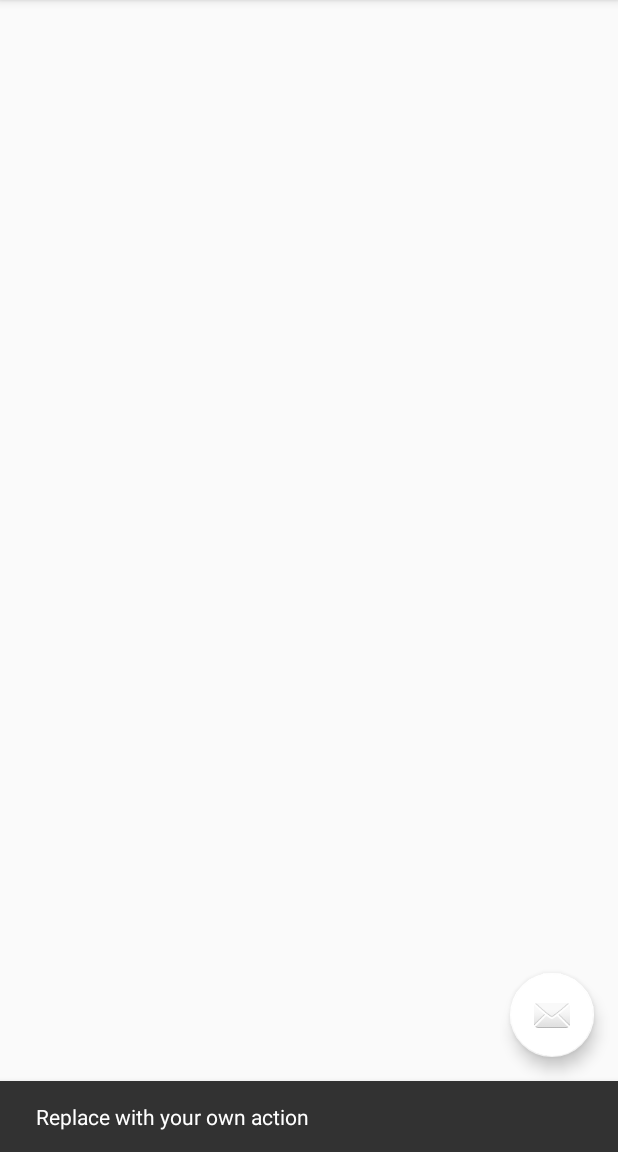
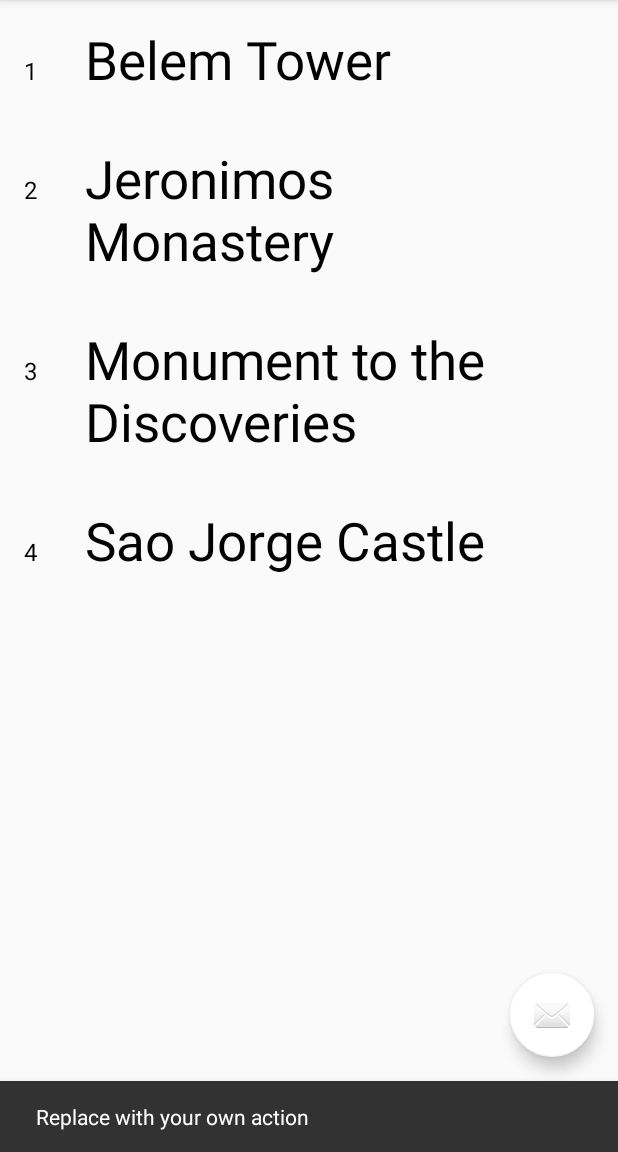
Before and after one commit to PrimeAC/HopOnCMU, an Android app: the MainActivity screen opened directly, with no data from a screen before it, after a tap on an icon or button, on a phone screen of 412 x 824 dp, the part 84-1236 px from its top. Run offline under Robolectric (Android 15) with nearby library versions, the light colour scheme and no system bars.

Commit message:
Implement monuments list activity. closes #17

```diff
--- a/app/src/main/java/pt/ulisboa/tecnico/cmov/cmu_project/activity/MainActivity.java
+++ b/app/src/main/java/pt/ulisboa/tecnico/cmov/cmu_project/activity/MainActivity.java
@@ -3,6 +3,7 @@ package pt.ulisboa.tecnico.cmov.cmu_project.activity;
 import android.os.Bundle;
 import android.support.design.widget.FloatingActionButton;
 import android.support.design.widget.Snackbar;
+import android.util.Log;
 import android.view.View;
 import android.support.design.widget.NavigationView;
 import android.support.v4.view.GravityCompat;
@@ -106,6 +107,11 @@ public class MainActivity extends AppCompatActivity
 
     @Override
     public void onListFragmentInteraction(MonumentsListContent.MonumentItem item) {
-
+        switch (item.id) {
+            case "1": //TODO Start Quiz activity for Belem Tower;
+            case "2": //TODO Start Quiz activity for Jeronimos Monastery;
+            case "3": //TODO Start Quiz activity for Monument to the Discoveries;
+            case "4": //TODO Start Quiz activity for Sao Jorge Castle;
+        }
     }
 }
--- /dev/null
+++ b/app/src/main/java/pt/ulisboa/tecnico/cmov/cmu_project/fragment/MonumentsFragment.java
@@ -0,0 +1,101 @@
+package pt.ulisboa.tecnico.cmov.cmu_project.fragment;
+
+import android.content.Context;
+import android.os.Bundle;
+import android.support.v4.app.Fragment;
+import android.support.v7.widget.GridLayoutManager;
+import android.support.v7.widget.LinearLayoutManager;
+import android.support.v7.widget.RecyclerView;
+import android.view.LayoutInflater;
+import android.view.View;
+import android.view.ViewGroup;
+
+import pt.ulisboa.tecnico.cmov.cmu_project.R;
+import pt.ulisboa.tecnico.cmov.cmu_project.fragment.dummy.MonumentsListContent;
+import pt.ulisboa.tecnico.cmov.cmu_project.fragment.dummy.MonumentsListContent.MonumentItem;
+
+/**
+ * A fragment representing a list of Items.
+ * <p/>
+ * Activities containing this fragment MUST implement the {@link OnListFragmentInteractionListener}
+ * interface.
+ */
+public class MonumentsFragment extends Fragment {
+
+    private static final String ARG_COLUMN_COUNT = "column-count";
+    private int mColumnCount = 1;
+    private OnListFragmentInteractionListener mListener;
+
+    /**
+     * Mandatory empty constructor for the fragment manager to instantiate the
+     * fragment (e.g. upon screen orientation changes).
+     */
+    public MonumentsFragment() {
+    }
+
+    // TODO: Customize parameter initialization
+    @SuppressWarnings("unused")
+    public static MonumentsFragment newInstance(int columnCount) {
+        MonumentsFragment fragment = new MonumentsFragment();
+        Bundle args = new Bundle();
+        args.putInt(ARG_COLUMN_COUNT, columnCount);
+        fragment.setArguments(args);
+        return fragment;
+    }
+
+    @Override
+    public void onCreate(Bundle savedInstanceState) {
+        super.onCreate(savedInstanceState);
+
+        if (getArguments() != null) {
+            mColumnCount = getArguments().getInt(ARG_COLUMN_COUNT);
+        }
+    }
+
+    @Override
+    public View onCreateView(LayoutInflater inflater, ViewGroup container,
+                             Bundle savedInstanceState) {
+        View view = inflater.inflate(R.layout.fragment_monuments_list, container, false);
+
+        // Set the adapter
+        if (view instanceof RecyclerView) {
+            Context context = view.getContext();
+            RecyclerView recyclerView = (RecyclerView) view;
+            if (mColumnCount <= 1) {
+                recyclerView.setLayoutManager(new LinearLayoutManager(context));
+            } else {
+                recyclerView.setLayoutManager(new GridLayoutManager(context, mColumnCount));
+            }
+            recyclerView.setAdapter(new MyMonumentsRecyclerViewAdapter(MonumentsListContent.ITEMS, mListener));
+        }
+        return view;
+    }
+
+
+    @Override
+    public void onAttach(Context context) {
+        super.onAttach(context);
+        if (context instanceof OnListFragmentInteractionListener) {
+            mListener = (OnListFragmentInteractionListener) context;
+        } else {
+            throw new RuntimeException(context.toString()
+                    + " must implement OnListFragmentInteractionListener");
+        }
+    }
+
+    @Override
+    public void onDetach() {
+        super.onDetach();
+        mListener = null;
+    }
+
+    /**
+     * This interface must be implemented by activities that contain this
+     * fragment to allow an interaction in this fragment to be communicated
+     * to the activity and potentially other fragments contained in that
+     * activity.
+     */
+    public interface OnListFragmentInteractionListener {
+        void onListFragmentInteraction(MonumentItem item);
+    }
+}
--- /dev/null
+++ b/app/src/main/java/pt/ulisboa/tecnico/cmov/cmu_project/fragment/MyMonumentsRecyclerViewAdapter.java
@@ -0,0 +1,78 @@
+package pt.ulisboa.tecnico.cmov.cmu_project.fragment;
+
+import android.support.v7.widget.RecyclerView;
+import android.view.LayoutInflater;
+import android.view.View;
+import android.view.ViewGroup;
+import android.widget.TextView;
+
+import java.util.List;
+
+import pt.ulisboa.tecnico.cmov.cmu_project.R;
+import pt.ulisboa.tecnico.cmov.cmu_project.fragment.MonumentsFragment.OnListFragmentInteractionListener;
+import pt.ulisboa.tecnico.cmov.cmu_project.fragment.dummy.MonumentsListContent.MonumentItem;
+
+/**
+ * {@link RecyclerView.Adapter} that can display a {@link MonumentItem} and makes a call to the
+ * specified {@link OnListFragmentInteractionListener}.
+ * TODO: Replace the implementation with code for your data type.
+ */
+public class MyMonumentsRecyclerViewAdapter extends RecyclerView.Adapter<MyMonumentsRecyclerViewAdapter.ViewHolder> {
+
+    private final List<MonumentItem> mValues;
+    private final OnListFragmentInteractionListener mListener;
+
+    public MyMonumentsRecyclerViewAdapter(List<MonumentItem> items, OnListFragmentInteractionListener listener) {
+        mValues = items;
+        mListener = listener;
+    }
+
+    @Override
+    public ViewHolder onCreateViewHolder(ViewGroup parent, int viewType) {
+        View view = LayoutInflater.from(parent.getContext())
+                .inflate(R.layout.fragment_monuments, parent, false);
+        return new ViewHolder(view);
+    }
+
+    @Override
+    public void onBindViewHolder(final ViewHolder holder, int position) {
+        holder.mItem = mValues.get(position);
+        holder.mIdView.setText(mValues.get(position).id);
+        holder.mContentView.setText(mValues.get(position).content);
+
+        holder.mView.setOnClickListener(new View.OnClickListener() {
+            @Override
+            public void onClick(View v) {
+                if (null != mListener) {
+                    // Notify the active callbacks interface (the activity, if the
+                    // fragment is attached to one) that an item has been selected.
+                    mListener.onListFragmentInteraction(holder.mItem);
+                }
+            }
+        });
+    }
+
+    @Override
+    public int getItemCount() {
+        return mValues.size();
+    }
+
+    public class ViewHolder extends RecyclerView.ViewHolder {
+        public final View mView;
+        public final TextView mIdView;
+        public final TextView mContentView;
+        public MonumentItem mItem;
+
+        public ViewHolder(View view) {
+            super(view);
+            mView = view;
+            mIdView = (TextView) view.findViewById(R.id.id);
+            mContentView = (TextView) view.findViewById(R.id.content);
+        }
+
+        @Override
+        public String toString() {
+            return super.toString() + " '" + mContentView.getText() + "'";
+        }
+    }
+}
--- /dev/null
+++ b/app/src/main/java/pt/ulisboa/tecnico/cmov/cmu_project/fragment/dummy/MonumentsListContent.java
@@ -0,0 +1,59 @@
+package pt.ulisboa.tecnico.cmov.cmu_project.fragment.dummy;
+
+import java.util.ArrayList;
+import java.util.HashMap;
+import java.util.List;
+import java.util.Map;
+
+/**
+ * Class with the content of the Monument list on MainActivity
+ */
+public class MonumentsListContent {
+    /**
+     * An array of monuments items.
+     */
+    public static final List<MonumentItem> ITEMS = new ArrayList<>();
+
+    /**
+     * A map of monuments items, by ID.
+     */
+    public static final Map<String, MonumentItem> ITEM_MAP = new HashMap<>();
+
+    private static final int COUNT = 4;
+    private static final String[] monuments = {"Belem Tower", "Jeronimos Monastery",
+            "Monument to the Discoveries", "Sao Jorge Castle"};
+
+    static {
+        // Add some sample items.
+        for (int i = 1; i <= COUNT; i++) {
+            addItem(createDummyItem(i,monuments[i-1]));
+        }
+    }
+
+    private static void addItem(MonumentItem item) {
+        ITEMS.add(item);
+        ITEM_MAP.put(item.id, item);
+    }
+
+    private static MonumentItem createDummyItem(int position, String content) {
+        return new MonumentItem(String.valueOf(position), content);
+    }
+
+    /**
+     * A monument item representing a monument
+     */
+    public static class MonumentItem {
+        public final String id;
+        public final String content;
+
+        public MonumentItem(String id, String content) {
+            this.id = id;
+            this.content = content;
+        }
+
+        @Override
+        public String toString() {
+            return content;
+        }
+    }
+}
--- a/app/src/main/res/layout/content_main.xml
+++ b/app/src/main/res/layout/content_main.xml
@@ -8,4 +8,10 @@
     tools:context="pt.ulisboa.tecnico.cmov.cmu_project.activity.MainActivity"
     tools:showIn="@layout/app_bar_main">
 
+    <fragment
+        android:id="@+id/monuments_fragment"
+        android:name="pt.ulisboa.tecnico.cmov.cmu_project.fragment.MonumentsFragment"
+        android:layout_width="match_parent"
+        android:layout_height="match_parent"/>
+
 </android.support.constraint.ConstraintLayout>
--- /dev/null
+++ b/app/src/main/res/layout/fragment_monuments.xml
@@ -0,0 +1,21 @@
+<?xml version="1.0" encoding="utf-8"?>
+<LinearLayout xmlns:android="http://schemas.android.com/apk/res/android"
+    android:layout_width="match_parent"
+    android:layout_height="wrap_content"
+    android:orientation="horizontal">
+
+    <TextView
+        android:id="@+id/id"
+        android:layout_width="wrap_content"
+        android:layout_height="wrap_content"
+        android:layout_margin="@dimen/text_margin"
+        android:textAppearance="?attr/textAppearanceListItem" />
+
+    <TextView
+        android:id="@+id/content"
+        android:layout_width="wrap_content"
+        android:layout_height="wrap_content"
+        android:layout_margin="@dimen/text_margin"
+        android:textSize="35sp"
+        android:textAppearance="?attr/textAppearanceListItem" />
+</LinearLayout>
--- /dev/null
+++ b/app/src/main/res/layout/fragment_monuments_list.xml
@@ -0,0 +1,13 @@
+<?xml version="1.0" encoding="utf-8"?>
+<android.support.v7.widget.RecyclerView xmlns:android="http://schemas.android.com/apk/res/android"
+    xmlns:app="http://schemas.android.com/apk/res-auto"
+    xmlns:tools="http://schemas.android.com/tools"
+    android:id="@+id/list"
+    android:name="pt.ulisboa.tecnico.cmov.cmu_project.fragment.MonumentsFragment"
+    android:layout_width="match_parent"
+    android:layout_height="match_parent"
+    android:layout_marginLeft="16dp"
+    android:layout_marginRight="16dp"
+    app:layoutManager="LinearLayoutManager"
+    tools:context="pt.ulisboa.tecnico.cmov.cmu_project.fragment.MonumentsFragment"
+    tools:listitem="@layout/fragment_monuments" />
```
